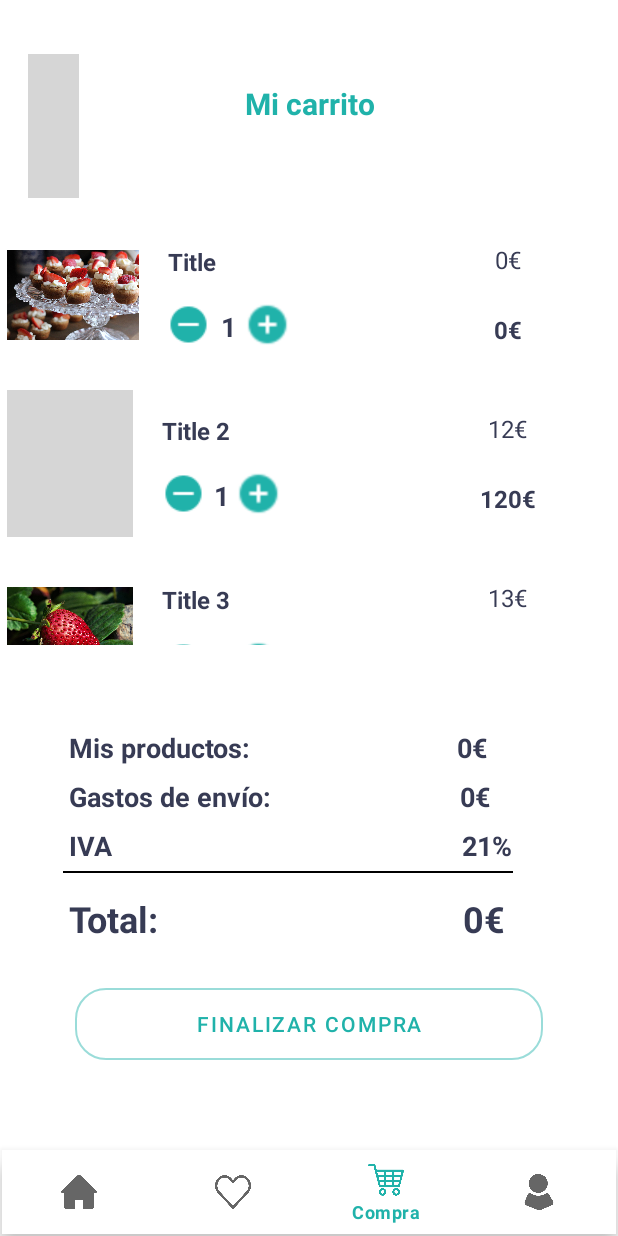
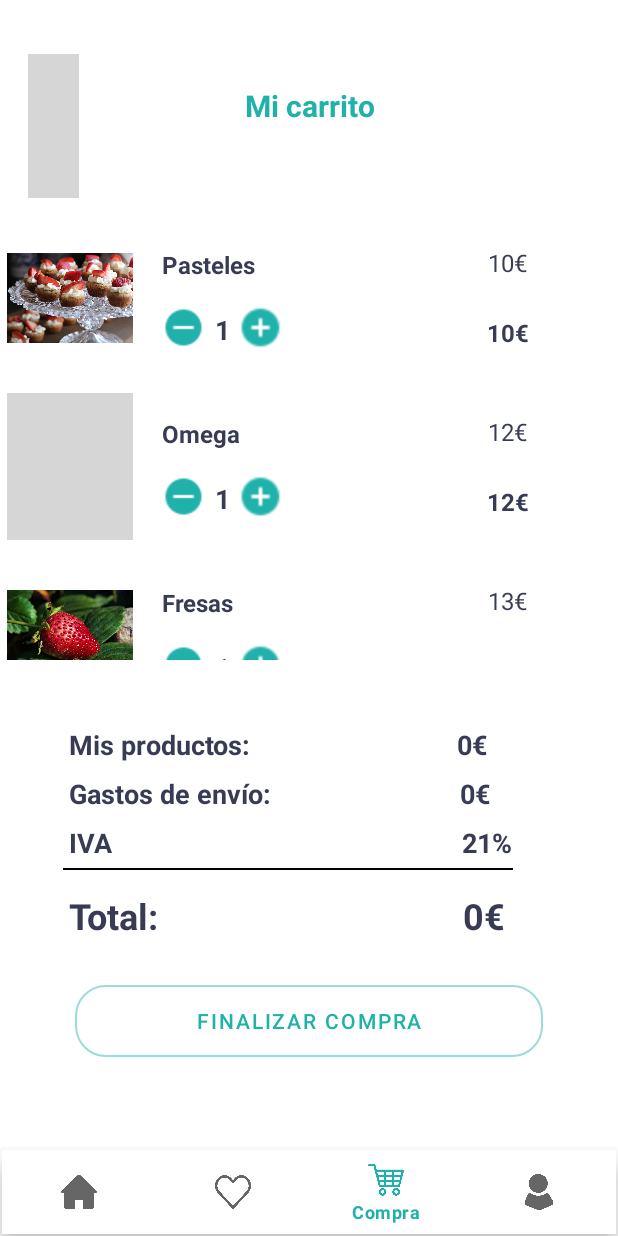
Before and after one commit to Mimenza/Reto01_JanEtaBizi, an Android app: the activity_5carrito screen opened directly, with no data from a screen before it, on a phone screen of 412 x 824 dp. Run offline under Robolectric (Android 15) with nearby library versions, the phone set to English and light mode, and no system bars; Roboto replaces fonts that are not available here; grey boxes are pictures that could not be loaded.

```diff
--- a/app/src/main/java/com/example/reto01/Adapter/MyCardsCartAdapter.kt
+++ b/app/src/main/java/com/example/reto01/Adapter/MyCardsCartAdapter.kt
@@ -18,9 +18,9 @@ class MyCardsCartAdapter: RecyclerView.Adapter<MyCardsCartAdapter.ViewHolder>(){
 
 
 
-    val titles= arrayOf("Title", "Title 2", "Title 3", "Title 4")
-    val precioproducto= arrayOf("0€", "12€", "13€", "14€")
-    val precioproductototal= arrayOf("0€", "120€", "130€", "140€")
+    val titles= arrayOf("Pasteles", "Omega", "Fresas", "Arandano")
+    val precioproducto= arrayOf("10€", "12€", "13€", "14€")
+    val precioproductototal= arrayOf("10€", "12€", "13€", "14€")
     val images= intArrayOf(R.drawable.dessert, R.drawable.aceite3, R.drawable.fresa, R.drawable.blueberries)
     val minus= intArrayOf(R.drawable.ic_minus, R.drawable.ic_minus, R.drawable.ic_minus, R.drawable.ic_minus)
     val mas= intArrayOf(R.drawable.ic_plus, R.drawable.ic_plus, R.drawable.ic_plus, R.drawable.ic_plus)
--- a/app/src/main/res/layout/activity_5carrito.xml
+++ b/app/src/main/res/layout/activity_5carrito.xml
@@ -35,9 +35,9 @@
     <androidx.recyclerview.widget.RecyclerView
         android:id="@+id/reciclerView_5"
         android:layout_width="410dp"
-        android:layout_height="0dp"
+        android:layout_height="300dp"
         android:layout_marginTop="138dp"
-        android:layout_marginBottom="40dp"
+        android:layout_marginBottom="25dp"
         app:layout_constraintBottom_toTopOf="@+id/linearLayout2"
         app:layout_constraintEnd_toEndOf="parent"
         app:layout_constraintStart_toStartOf="parent"
--- a/app/src/main/res/layout/activity_8likes.xml
+++ b/app/src/main/res/layout/activity_8likes.xml
@@ -4,7 +4,9 @@
     xmlns:tools="http://schemas.android.com/tools"
     android:layout_width="match_parent"
     android:layout_height="match_parent"
-    tools:context=".activity_8likes">
+    tools:context=".activity_8likes"
+    android:focusable="true"
+    android:focusableInTouchMode="true">
 
     <EditText
         android:id="@+id/txt_8busqueda"
```
